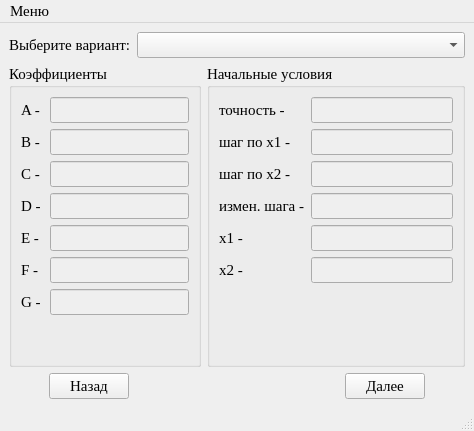
Before: the Qt Designer form optimizationmethods/ui/getvariants.ui in Eliminationzx/optimizationmethods, drawn with Qt 5.
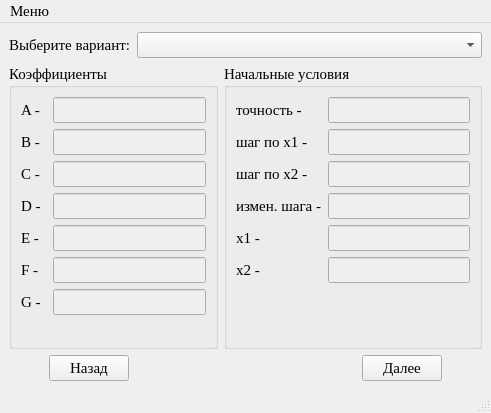
After: the same form once the commit is applied. Icons and pictures are not drawn.

Patch:
```diff
--- a/optimizationmethods/ui/getvariants.ui
+++ b/optimizationmethods/ui/getvariants.ui
@@ -2,6 +2,20 @@
 <ui version="4.0">
  <class>getvariants</class>
  <widget class="QMainWindow" name="getvariants">
+  <property name="geometry">
+   <rect>
+    <x>0</x>
+    <y>0</y>
+    <width>491</width>
+    <height>413</height>
+   </rect>
+  </property>
+  <property name="maximumSize">
+   <size>
+    <width>800</width>
+    <height>440</height>
+   </size>
+  </property>
   <property name="font">
    <font>
     <family>Times New Roman</family>
@@ -380,8 +394,8 @@
     <rect>
      <x>0</x>
      <y>0</y>
-     <width>468</width>
-     <height>24</height>
+     <width>491</width>
+     <height>23</height>
     </rect>
    </property>
    <widget class="QMenu" name="menu">
```
